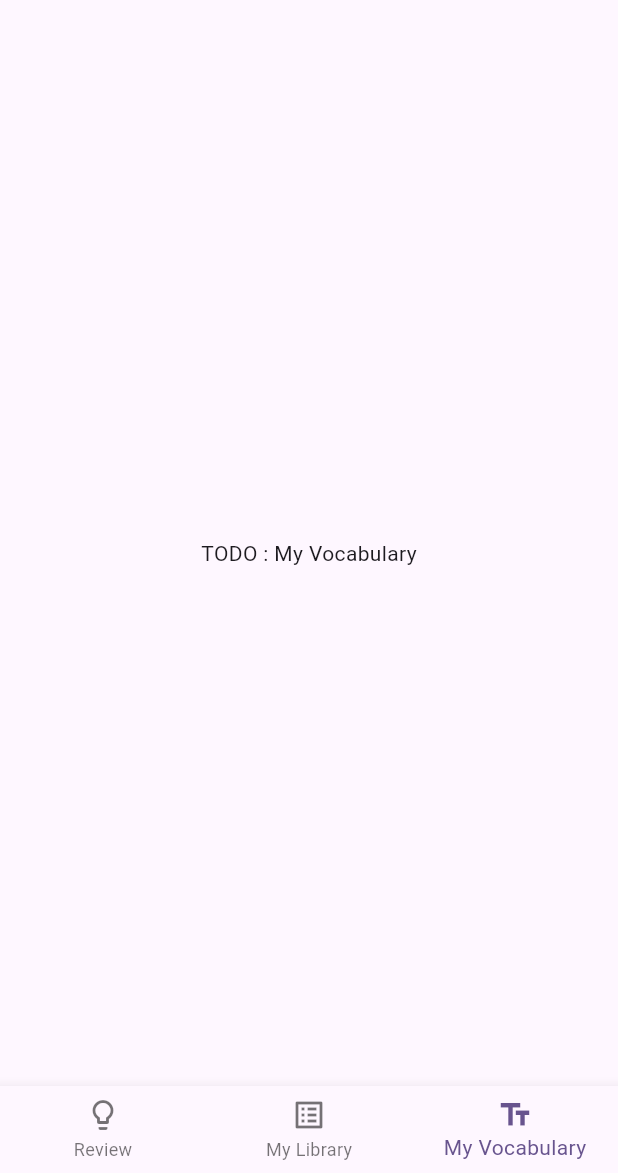
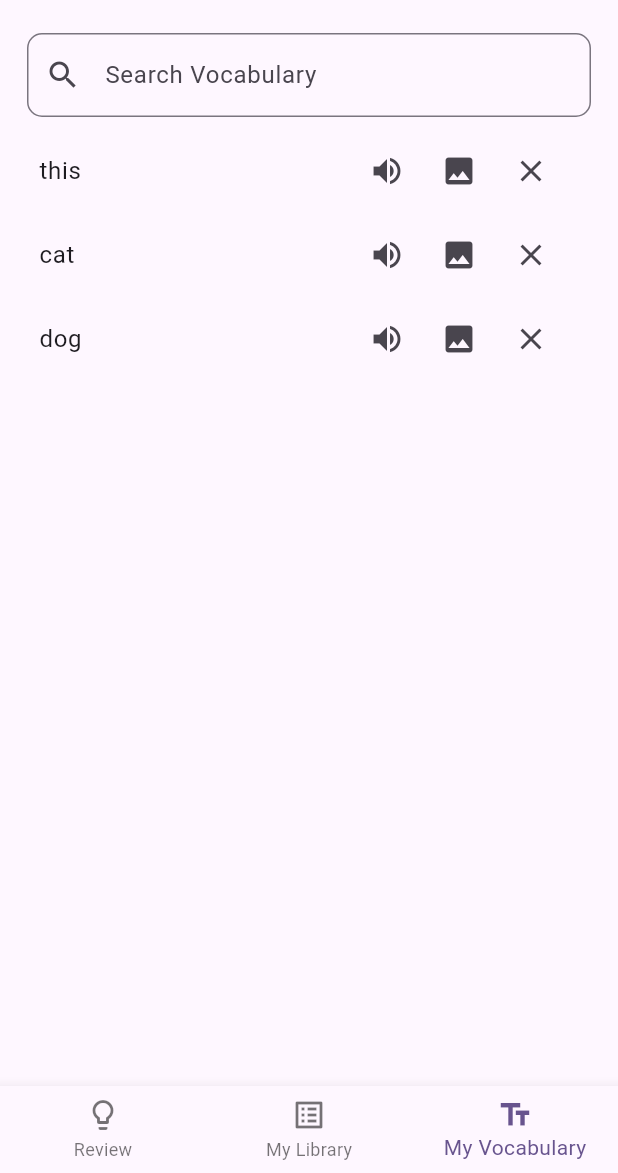
Before and after one commit to IzaltinoDomingosDeSouza/sentence_breakdown_app, a Flutter app: the screen it shows after launch, item 3 of the bottom bar chosen, on a phone screen of 412 x 824 dp, the part 63-1236 px from its top. Run offline on Flutter 3.47's test engine with Material 3 defaults, Android fonts, the light colour scheme and no system bars; our stand-ins replace audioplayers.

Commit message:
Create a simple vocabulary list with dummy data

```diff
--- a/lib/navigation.dart
+++ b/lib/navigation.dart
@@ -1,4 +1,5 @@
 import 'package:flutter/material.dart';
+import 'package:sentence_breakdown_app/screens/my_vocabulary.dart';
 
 class Navigation extends StatefulWidget {
   @override
@@ -11,7 +12,7 @@ class _NavigationState extends State<Navigation> {
   final List<Widget> _screens = [
     Center(child: Text("TODO : Review")),
     Center(child: Text("TODO : My Library")),
-    Center(child: Text("TODO : My Vocabulary")),
+    MyVocabulary(),
   ];
 
   void _onTabTapped(int index) {
--- /dev/null
+++ b/lib/screens/my_vocabulary.dart
@@ -0,0 +1,216 @@
+import 'package:flutter/material.dart';
+import 'package:audioplayers/audioplayers.dart';
+
+class VocabularyDummyData {
+  final String text;
+  final String? imgSource;
+  final String pronunciationSource;
+  final String translationText;
+  final String? definitionText;
+
+  VocabularyDummyData({
+    required this.text,
+    this.imgSource,
+    required this.pronunciationSource,
+    required this.translationText,
+    this.definitionText,
+  });
+}
+
+class MyVocabulary extends StatefulWidget {
+  @override
+  _MyVocabularyState createState() => _MyVocabularyState();
+}
+
+class _MyVocabularyState extends State<MyVocabulary> {
+  List<VocabularyDummyData> vocabularyList = [
+    VocabularyDummyData(
+      text: "this",
+      imgSource:
+          "https://sun9-5.userapi.com/impg/PxAXTPquZo6d1H6GSEQ2hk_rfubHsbtlmKhGpw/8-tKj55Meo8.jpg?size=640x480&quality=96&sign=8f2c7e22770760f3c389a870ec98347f&c_uniq_tag=fIo_FUh4tB957nzMojql_4U4bKjDDYIb3eF4w1sXELc&type=album",
+      pronunciationSource:
+          "https://upload.wikimedia.org/wikipedia/commons/f/f8/En-us-this.ogg",
+      translationText: "Isso",
+      definitionText: "This indicates nearness",
+    ),
+    VocabularyDummyData(
+      text: "cat",
+      imgSource:
+          "https://upload.wikimedia.org/wikipedia/commons/thumb/3/3a/Cat03.jpg/220px-Cat03.jpg",
+      pronunciationSource:
+          "https://upload.wikimedia.org/wikipedia/commons/1/1e/En-uk-a_cat.ogg",
+      translationText: "Gato",
+      definitionText: null,
+    ),
+    VocabularyDummyData(
+      text: "dog",
+      imgSource:
+          "https://upload.wikimedia.org/wikipedia/commons/thumb/6/60/YellowLabradorLooking.jpg/220px-YellowLabradorLooking.jpg",
+      pronunciationSource:
+          "https://upload.wikimedia.org/wikipedia/commons/e/e9/En-us-ne-dog.ogg",
+      translationText: "Cachorro",
+      definitionText: null,
+    ),
+  ];
+
+  List<VocabularyDummyData> filteredVocabularyList = [];
+  TextEditingController searchController = TextEditingController();
+
+  @override
+  void initState() {
+    super.initState();
+    filteredVocabularyList.addAll(vocabularyList);
+  }
+
+  void filterVocabulary(String query) {
+    setState(() {
+      if (query.isEmpty) {
+        filteredVocabularyList.clear();
+        filteredVocabularyList.addAll(vocabularyList);
+      } else {
+        filteredVocabularyList =
+            vocabularyList
+                .where(
+                  (item) =>
+                      item.text.toLowerCase().contains(query.toLowerCase()),
+                )
+                .toList();
+      }
+    });
+  }
+
+  @override
+  Widget build(BuildContext context) {
+    return Column(
+      children: [
+        Padding(
+          padding: const EdgeInsets.all(8.0),
+          child: TextField(
+            controller: searchController,
+            onChanged: filterVocabulary,
+            decoration: InputDecoration(
+              labelText: 'Search Vocabulary',
+              prefixIcon: Icon(Icons.search),
+              border: OutlineInputBorder(
+                borderRadius: BorderRadius.circular(10.0),
+              ),
+            ),
+          ),
+        ),
+        Expanded(
+          child: ListView.builder(
+            itemCount: filteredVocabularyList.length,
+            itemBuilder: (context, index) {
+              final vocabulary = filteredVocabularyList[index];
+              return VocabularyTile(
+                vocabulary: vocabulary,
+                onRemove: () {
+                  setState(() {
+                    vocabularyList.remove(vocabulary);
+                    filteredVocabularyList.remove(vocabulary);
+                  });
+                },
+              );
+            },
+          ),
+        ),
+      ],
+    );
+  }
+}
+
+class VocabularyTile extends StatelessWidget {
+  final VocabularyDummyData vocabulary;
+  final VoidCallback onRemove;
+  bool showTranslation = false;
+
+  VocabularyTile({required this.vocabulary, required this.onRemove});
+
+  @override
+  Widget build(BuildContext context) {
+    return ListTile(
+      title: Text(vocabulary.text),
+      trailing: Row(
+        mainAxisSize: MainAxisSize.min,
+        children: [
+          IconButton(
+            icon: Icon(Icons.volume_up),
+            onPressed: () => _playPronunciation(vocabulary.pronunciationSource),
+          ),
+          if (vocabulary.imgSource != null)
+            IconButton(
+              icon: Icon(Icons.image),
+              onPressed: () => _showImage(context, vocabulary.imgSource!),
+            ),
+          IconButton(icon: Icon(Icons.close), onPressed: onRemove),
+        ],
+      ),
+      onTap: () {
+        _showVocabularyDetails(context, vocabulary);
+      },
+    );
+  }
+
+  Future<void> _playPronunciation(String pronunciationSource) async {
+    final player = AudioPlayer();
+    await player.play(UrlSource(pronunciationSource));
+  }
+
+  void _showImage(BuildContext context, String imgSource) {
+    showDialog(
+      context: context,
+      builder:
+          (context) => AlertDialog(
+            title: Text(vocabulary.text),
+            content: Column(
+              mainAxisSize: MainAxisSize.min,
+              children: [
+                imgSource != null
+                    ? Image.network(imgSource)
+                    : Icon(Icons.image),
+              ],
+            ),
+            actions: [
+              TextButton(
+                onPressed: () => Navigator.pop(context),
+                child: Text('Close'),
+              ),
+            ],
+          ),
+    );
+  }
+
+  void _showVocabularyDetails(
+    BuildContext context,
+    VocabularyDummyData vocabulary,
+  ) {
+    showDialog(
+      context: context,
+      builder:
+          (context) => AlertDialog(
+            title: Text(vocabulary.text, textAlign: TextAlign.center),
+            content: Column(
+              mainAxisSize: MainAxisSize.min,
+              children: [
+                ListTile(
+                  title: Text(
+                    vocabulary.translationText,
+                    textAlign: TextAlign.center,
+                  ),
+                  subtitle: Text(
+                    vocabulary.definitionText ?? "",
+                    textAlign: TextAlign.center,
+                  ),
+                ),
+              ],
+            ),
+            actions: [
+              TextButton(
+                onPressed: () => Navigator.pop(context),
+                child: Text('Close'),
+              ),
+            ],
+          ),
+    );
+  }
+}
--- a/pubspec.yaml
+++ b/pubspec.yaml
@@ -12,6 +12,7 @@ dependencies:
 
   cupertino_icons: ^1.0.8
   flutter_launcher_icons: ^0.14.3
+  audioplayers: ^6.4.0
 
 dev_dependencies:
   flutter_test:
```
